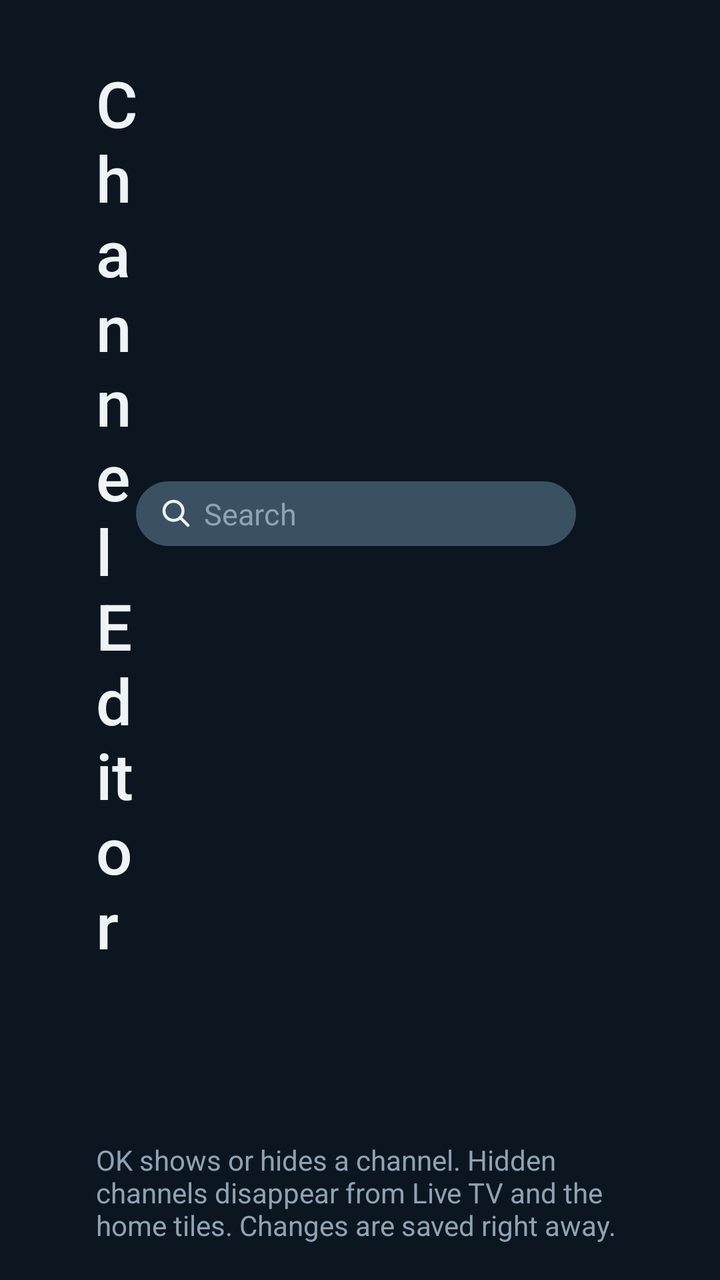
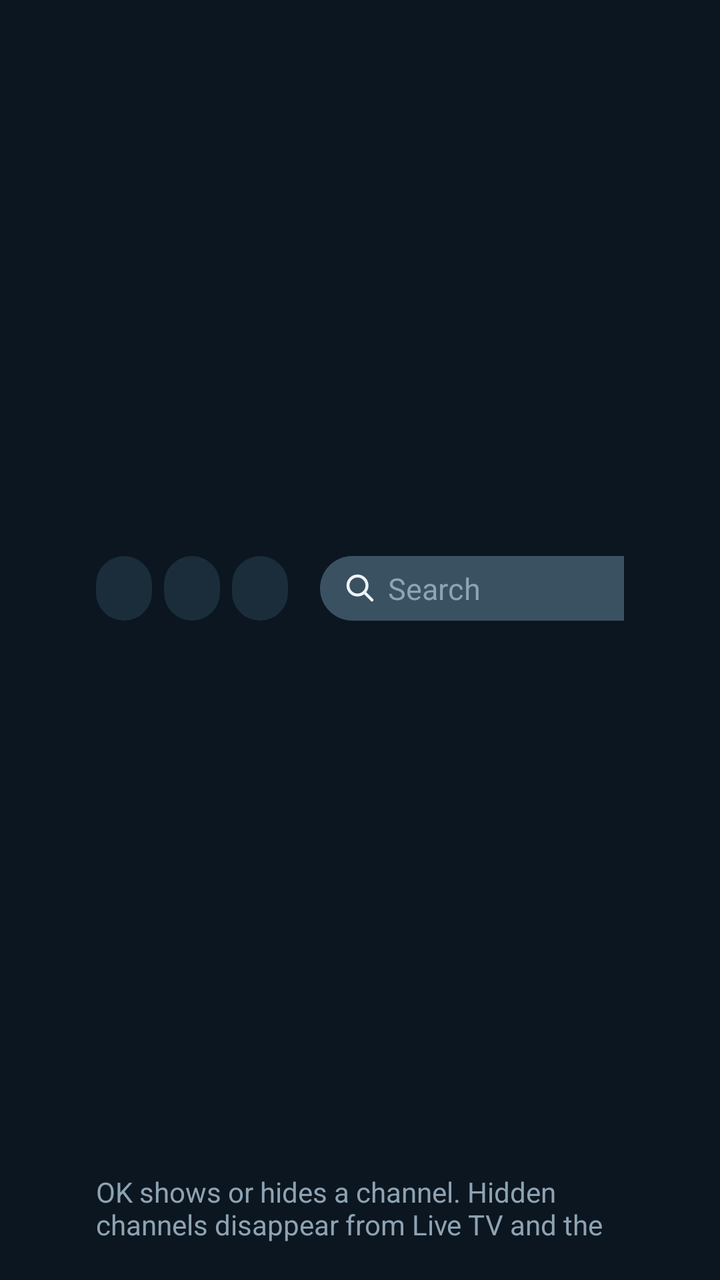

The first picture is an Android layout as it rendered before a commit; the second is the same layout after the commit. The layout source and the unified diff follow.
<!-- AndroidManifest.xml: application theme Theme.VaniseTV -->
<!-- res/layout/activity_editor.xml -->
<?xml version="1.0" encoding="utf-8"?>
<LinearLayout xmlns:android="http://schemas.android.com/apk/res/android"
    android:layout_width="match_parent"
    android:layout_height="match_parent"
    android:background="@color/bg"
    android:orientation="vertical"
    android:paddingStart="48dp"
    android:paddingTop="30dp"
    android:paddingEnd="48dp"
    android:paddingBottom="18dp">

    <LinearLayout
        android:layout_width="match_parent"
        android:layout_height="wrap_content"
        android:gravity="center_vertical"
        android:orientation="horizontal">

        <TextView
            android:layout_width="0dp"
            android:layout_height="wrap_content"
            android:layout_weight="1"
            android:fontFamily="sans-serif-medium"
            android:text="@string/channel_editor"
            android:textColor="@color/fg"
            android:textSize="32sp" />

        
        <EditText
            android:id="@+id/search"
            android:layout_width="220dp"
            android:layout_height="wrap_content"
            android:background="@drawable/bg_chip"
            android:drawableStart="@drawable/ic_search"
            android:drawablePadding="6dp"
            android:hint="@string/search_hint"
            android:imeOptions="actionSearch|flagNoExtractUi|flagNoFullscreen"
            android:inputType="text|textNoSuggestions"
            android:maxLines="1"
            android:paddingStart="12dp"
            android:paddingTop="6dp"
            android:paddingEnd="12dp"
            android:paddingBottom="6dp"
            android:textColor="@color/fg"
            android:textColorHint="@color/muted"
            android:textSize="15sp" />

        <TextView
            android:id="@+id/count"
            android:layout_width="wrap_content"
            android:layout_height="wrap_content"
            android:layout_marginStart="24dp"
            android:textColor="@color/muted"
            android:textSize="17sp" />
    </LinearLayout>

    <TextView
        android:id="@+id/empty"
        android:layout_width="match_parent"
        android:layout_height="wrap_content"
        android:layout_marginTop="24dp"
        android:textColor="@color/muted"
        android:textSize="17sp"
        android:visibility="gone" />

    <androidx.recyclerview.widget.RecyclerView
        android:id="@+id/list"
        android:layout_width="match_parent"
        android:layout_height="0dp"
        android:layout_marginTop="18dp"
        android:layout_weight="1"
        android:clipToPadding="false"
        android:padding="4dp" />

    <TextView
        android:layout_width="match_parent"
        android:layout_height="wrap_content"
        android:layout_marginTop="10dp"
        android:text="@string/editor_hint"
        android:textColor="@color/muted"
        android:textSize="14sp" />
</LinearLayout>
<!-- resources referenced by this layout -->
<resources>
  <color name="bg">#0C1620</color>
  <color name="fg">#EEF3F6</color>
  <color name="muted">#8EA3B3</color>
  <!-- drawable bg_chip (drawable) -->
  <?xml version="1.0" encoding="utf-8"?>
  <selector xmlns:android="http://schemas.android.com/apk/res/android">
      <item android:state_focused="true"><shape><solid android:color="#516B7E" /><corners android:radius="20dp" /><stroke android:width="2dp" android:color="@color/focus" /></shape></item>
      <item><shape><solid android:color="#3A5162" /><corners android:radius="20dp" /></shape></item>
  </selector>
  <!-- drawable ic_search (drawable) -->
  <vector xmlns:android="http://schemas.android.com/apk/res/android" android:width="16dp" android:height="16dp" android:viewportWidth="64" android:viewportHeight="64">
      <path android:strokeColor="#EEF3F6" android:strokeWidth="6" android:strokeLineCap="round" android:fillColor="#00000000"
          android:pathData="M27,8a19,19 0,1 1,0 38a19,19 0,1 1,0 -38M41,41l15,15" />
  </vector>
  <string name="channel_editor">Channel Editor</string>
  <string name="editor_hint">OK shows or hides a channel. Hidden channels disappear from Live TV and the home tiles. Changes are saved right away.</string>
  <string name="search_hint">Search</string>
  <style name="Theme.VaniseTV" parent="@android:style/Theme.Material.NoActionBar.Fullscreen">
          <item name="android:windowBackground">@color/bg</item>
          <item name="android:colorAccent">@color/focus</item>
          <item name="android:textColor">@color/fg</item>
          <item name="android:soundEffectsEnabled">false</item>
      </style>
  <color name="focus">#F5B83D</color>
</resources>

<!-- the commit's change to res/layout/activity_editor.xml (unified diff, before → after) -->
@@ -25,10 +25,16 @@
             android:textSize="32sp" />
 
         
+        <TextView android:id="@+id/filterAll" style="@style/FilterChip" />
+        <TextView android:id="@+id/filterShown" style="@style/FilterChip" />
+        <TextView android:id="@+id/filterHidden" style="@style/FilterChip" />
+
+        
         <EditText
             android:id="@+id/search"
-            android:layout_width="220dp"
+            android:layout_width="190dp"
             android:layout_height="wrap_content"
+            android:layout_marginStart="10dp"
             android:background="@drawable/bg_chip"
             android:drawableStart="@drawable/ic_search"
             android:drawablePadding="6dp"
@@ -43,14 +49,6 @@
             android:textColor="@color/fg"
             android:textColorHint="@color/muted"
             android:textSize="15sp" />
-
-        <TextView
-            android:id="@+id/count"
-            android:layout_width="wrap_content"
-            android:layout_height="wrap_content"
-            android:layout_marginStart="24dp"
-            android:textColor="@color/muted"
-            android:textSize="17sp" />
     </LinearLayout>
 
     <TextView
<!-- resource entries referenced after the edit -->
@@ -17,6 +17,21 @@
   <string name="channel_editor">Channel Editor</string>
   <string name="editor_hint">OK shows or hides a channel. Hidden channels disappear from Live TV and the home tiles. Changes are saved right away.</string>
   <string name="search_hint">Search</string>
+  <style name="FilterChip">
+          <item name="android:layout_width">wrap_content</item>
+          <item name="android:layout_height">wrap_content</item>
+          <item name="android:layout_marginEnd">6dp</item>
+          <item name="android:background">@drawable/bg_filter_chip</item>
+          <item name="android:focusable">true</item>
+          <item name="android:clickable">true</item>
+          <item name="android:maxLines">1</item>
+          <item name="android:paddingStart">14dp</item>
+          <item name="android:paddingEnd">14dp</item>
+          <item name="android:paddingTop">6dp</item>
+          <item name="android:paddingBottom">6dp</item>
+          <item name="android:textColor">@color/filter_text</item>
+          <item name="android:textSize">15sp</item>
+      </style>
   <style name="Theme.VaniseTV" parent="@android:style/Theme.Material.NoActionBar.Fullscreen">
           <item name="android:windowBackground">@color/bg</item>
           <item name="android:colorAccent">@color/focus</item>
@@ -24,5 +39,12 @@
           <item name="android:soundEffectsEnabled">false</item>
       </style>
   <color name="focus">#F5B83D</color>
+  <!-- drawable bg_filter_chip (drawable) -->
+  <?xml version="1.0" encoding="utf-8"?>
+  <selector xmlns:android="http://schemas.android.com/apk/res/android">
+      <item android:state_focused="true"><shape><solid android:color="#516B7E" /><corners android:radius="20dp" /><stroke android:width="2dp" android:color="@color/focus" /></shape></item>
+      <item android:state_selected="true"><shape><solid android:color="#3A5162" /><corners android:radius="20dp" /></shape></item>
+      <item><shape><solid android:color="#1B2D3B" /><corners android:radius="20dp" /></shape></item>
+  </selector>
 </resources>
 
